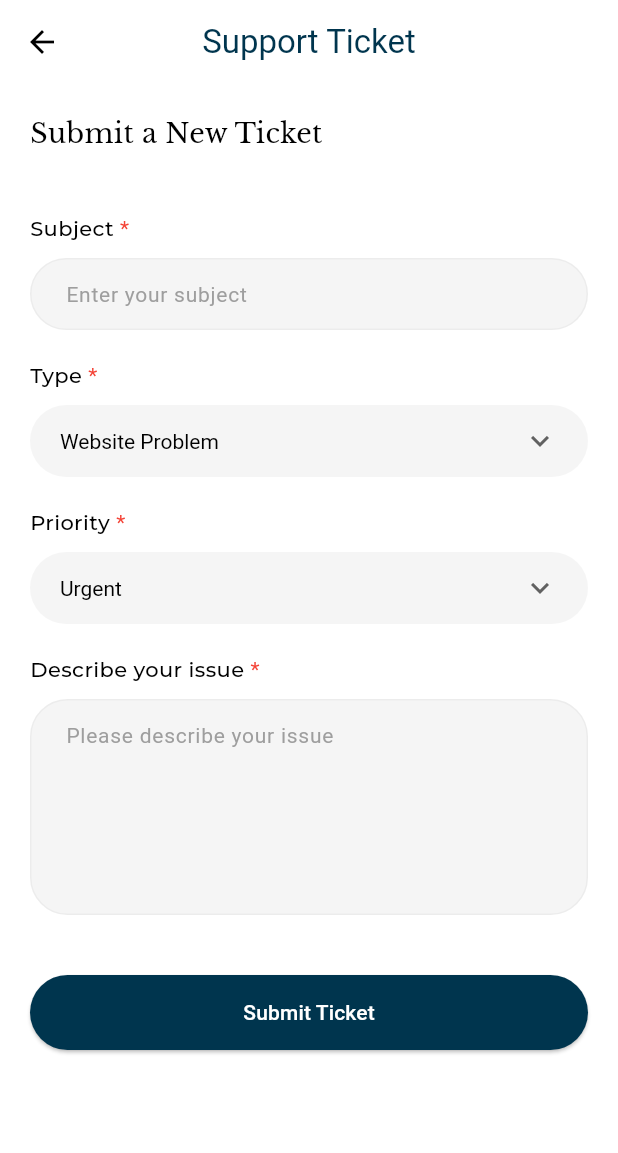
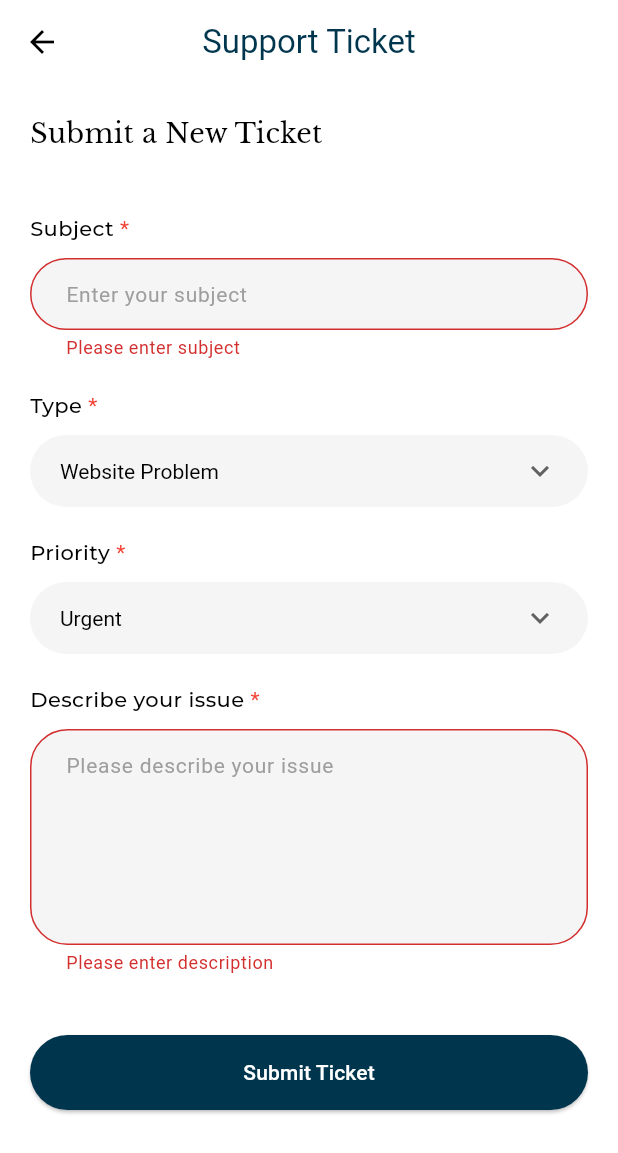
Before and after one commit to raheeldevninja/labees, a Flutter app: the SupportTicketScreen screen opened directly, after a tap on "Submit Ticket", on a phone screen of 412 x 824 dp. Shown: the top 1153 px of the screen. Run offline on Flutter 3.47's test engine with Material 3 defaults, Android fonts, the phone set to English and light mode, and no system bars; our stand-ins replace badges, cached_network_image, carousel_slider, file_picker, firebase_core, firebase_messaging and 15 more; missing offline and left inert: algolia; accounts and stored records are empty; generated files the repository leaves out were written again; project files that could hold a hidden picture were left out.

Commit message:
update default address, create ticket support, create ticket form validation

```diff
--- a/lib/core/util/apis.dart
+++ b/lib/core/util/apis.dart
@@ -51,6 +51,8 @@ class APIs {
   static const String faqs = 'faq';
   static const String footerSettings = 'config/footer-settings';
   static const String pageDetails = 'config/page-details';
+  static const String updateDefaultAddress = 'customer/address/change-default';
+  static const String createTicketSupport = 'customer/support-ticket/create';
 
 
 
--- a/lib/features/home/pages/account_page/widgets/addresses_list.dart
+++ b/lib/features/home/pages/account_page/widgets/addresses_list.dart
@@ -67,7 +67,7 @@ class AddressesList extends StatelessWidget {
                   crossAxisAlignment: CrossAxisAlignment.start,
                   children: [
                     Text(
-                      myAddresses[index].addressType!,
+                      '${myAddresses[index].addressType!} ${l10n.addressLabel} (${myAddresses[index].isBilling == 1 ? l10n.billingLabel : l10n.shippingLabel})',
                       style: const TextStyle(
                         fontSize: 14,
                         fontFamily: 'Libre Baskerville',
@@ -211,8 +211,8 @@ class AddressesList extends StatelessWidget {
                     //default address
                     !isDefault ? InkWell(
                       onTap: () async {
-                        //todo: call api to set default address
-                        //await checkoutProvider.getAllAddresses();
+                        await checkoutProvider.updateDefaultAddress(myAddresses[index].id!);
+                        await checkoutProvider.getAllAddresses();
                       },
                       child: Container(
                         padding: const EdgeInsets.all(8),
--- a/lib/features/home/view_model/home_provider.dart
+++ b/lib/features/home/view_model/home_provider.dart
@@ -240,7 +240,6 @@ class HomeProvider extends ChangeNotifier {
     childsList = cl;
 
     if(cl!.isNotEmpty) {
-
       print('adding first child: ${child.id}');
 
       childsList!.firstWhere((element) => element.name == child.name, orElse: () {
--- /dev/null
+++ b/lib/features/support_ticket/model/create_ticket_response.dart
@@ -0,0 +1,16 @@
+class CreateTicketResponse {
+  String? message;
+  bool? status;
+
+  CreateTicketResponse({this.message, this.status});
+
+  CreateTicketResponse.fromJson(Map<String, dynamic> json) {
+    message = json['message'];
+  }
+
+  Map<String, dynamic> toJson() {
+    final Map<String, dynamic> data = new Map<String, dynamic>();
+    data['message'] = this.message;
+    return data;
+  }
+}
--- /dev/null
+++ b/lib/features/support_ticket/model/ticket_support_data.dart
@@ -0,0 +1,32 @@
+class TicketSupportData {
+
+  String subject;
+  String type;
+  String priority;
+  String description;
+
+  TicketSupportData({
+    required this.subject,
+    required this.type,
+    required this.priority,
+    required this.description,
+  });
+
+  Map<String, dynamic> toJson() {
+    return {
+      'subject': subject,
+      'type': type,
+      'priority': priority,
+      'description': description,
+    };
+  }
+
+  factory TicketSupportData.fromJson(Map<String, dynamic> json) {
+    return TicketSupportData(
+      subject: json['subject'],
+      type: json['type'],
+      priority: json['priority'],
+      description: json['description'],
+    );
+  }
+}
--- a/lib/features/support_ticket/support_ticket_screen.dart
+++ b/lib/features/support_ticket/support_ticket_screen.dart
@@ -3,7 +3,8 @@ import 'package:flutter_gen/gen_l10n/app_localizations.dart';
 import 'package:labees/core/app/app_colors.dart';
 import 'package:labees/core/ui/simple_button.dart';
 import 'package:labees/core/ui/widgets.dart';
-import 'package:labees/features/settings/view_model/settings_provider.dart';
+import 'package:labees/features/support_ticket/model/ticket_support_data.dart';
+import 'package:labees/features/support_ticket/view_model/ticket_support_provider.dart';
 import 'package:provider/provider.dart';
 
 /*
@@ -21,6 +22,7 @@ class SupportTicketScreen extends StatefulWidget {
 
 class _SupportTicketScreenState extends State<SupportTicketScreen> {
 
+  final _formKey = GlobalKey<FormState>();
   final _subjectController = TextEditingController();
   final _descriptionController = TextEditingController();
 
@@ -60,12 +62,15 @@ class _SupportTicketScreenState extends State<SupportTicketScreen> {
 
   @override
   Widget build(BuildContext context) {
+
     final l10n = AppLocalizations.of(context)!;
-    final settingsProvider = Provider.of<SettingsProvider>(context);
+    final ticketSupportProvider = Provider.of<TicketSupportProvider>(context);
 
 
     return Scaffold(
+
       appBar: AppBar(
+        surfaceTintColor: Colors.transparent,
         backgroundColor: Colors.white,
         leading: IconButton(
           onPressed: () {
@@ -77,8 +82,9 @@ class _SupportTicketScreenState extends State<SupportTicketScreen> {
         title: Text(l10n.supportTicket,
             style: const TextStyle(color: AppColors.primaryColor)),
       ),
-      body: settingsProvider.getIsLoading ? const SizedBox() :
-      ListView(
+      body: Form(
+        key: _formKey,
+        child: ListView(
           padding: const EdgeInsets.symmetric(horizontal: 20, vertical: 20),
           children: [
 
@@ -106,6 +112,12 @@ class _SupportTicketScreenState extends State<SupportTicketScreen> {
                 focusNode: _subjectFocus,
                 controller: _subjectController,
                 maxLines: 1,
+                validator: (value) {
+                  if (value!.isEmpty) {
+                    return l10n.enterSubject;
+                  }
+                  return null;
+                },
                 decoration: InputDecoration(
                   filled: true,
                   fillColor: _subjectFocus.hasFocus
@@ -221,6 +233,12 @@ class _SupportTicketScreenState extends State<SupportTicketScreen> {
                 focusNode: _descriptionFocus,
                 controller: _descriptionController,
                 maxLines: 5,
+                validator: (value) {
+                  if (value!.isEmpty) {
+                    return l10n.enterDescription;
+                  }
+                  return null;
+                },
                 decoration: InputDecoration(
                   filled: true,
                   fillColor: _subjectFocus.hasFocus
@@ -257,6 +275,21 @@ class _SupportTicketScreenState extends State<SupportTicketScreen> {
                 text: l10n.submitTicketBtnText,
                 callback: () async {
 
+                  if (_formKey.currentState!.validate()) {
+
+                      //create ticket support
+                      TicketSupportData ticketSupportData = TicketSupportData(
+                        subject: _subjectController.text.trim(),
+                        type: selectedType,
+                        priority: selectedPriority,
+                        description: _descriptionController.text.trim(),
+                      );
+
+                      await ticketSupportProvider.createTicketSupport(context, ticketSupportData);
+
+                  }
+
+
                 },
               ),
             ),
@@ -264,6 +297,7 @@ class _SupportTicketScreenState extends State<SupportTicketScreen> {
             const SizedBox(height: 40),
 
           ],
+        ),
       ),
     );
   }
--- a/lib/l10n/app_ar.arb
+++ b/lib/l10n/app_ar.arb
@@ -281,6 +281,10 @@
     "typeLabel": "يكتب",
     "priorityLabel": "أولوية",
     "submitTicketBtnText": "قدم التذكرة",
-    "deliveryVATLabel": "ضريبة القيمة المضافة على التسليم"
+    "deliveryVATLabel": "ضريبة القيمة المضافة على التسليم",
+    "billingLabel": "الفواتير",
+    "shippingLabel": "شحن",
+    "enterSubject": "الرجاء إدخال الموضوع",
+    "enterDescription": "الرجاء إدخال الوصف"
 
 }
--- a/lib/l10n/app_en.arb
+++ b/lib/l10n/app_en.arb
@@ -282,6 +282,11 @@
     "typeLabel": "Type",
     "priorityLabel": "Priority",
     "submitTicketBtnText": "Submit Ticket",
-    "deliveryVATLabel": "Delivery VAT"
+    "deliveryVATLabel": "Delivery VAT",
+
+    "billingLabel": "Billing",
+    "shippingLabel": "Shipping",
+    "enterSubject": "Please enter subject",
+    "enterDescription": "Please enter description"
 
 }
--- a/lib/main.dart
+++ b/lib/main.dart
@@ -19,6 +19,7 @@ import 'package:labees/features/my_bag/view_model/cart_provider.dart';
 import 'package:labees/features/seller/view_model/seller_registration_provider.dart';
 import 'package:labees/features/settings/view_model/settings_provider.dart';
 import 'package:labees/features/splash/splash_screen.dart';
+import 'package:labees/features/support_ticket/view_model/ticket_support_provider.dart';
 import 'package:permission_handler/permission_handler.dart';
 import 'package:provider/provider.dart';
 
@@ -135,6 +136,7 @@ void main() async {
           ChangeNotifierProvider(create: (context) => LocaleProvider()),
           ChangeNotifierProvider(create: (context) => SellerRegistrationProvider()),
           ChangeNotifierProvider(create: (context) => SettingsProvider()),
+          ChangeNotifierProvider(create: (context) => TicketSupportProvider()),
         ],
         child: const MyApp()
     ),
```
Also changed, not shown: lib/core/models/default_address_response.dart (added, +17 -0 lines), lib/features/checkout/service/checkout_service.dart (+59 -0 lines), lib/features/checkout/view_model/checkout_provider.dart (+20 -0 lines), lib/features/support_ticket/ticket_support_service/ticket_support_service.dart (added, +72 -0 lines), lib/features/support_ticket/view_model/ticket_support_provider.dart (added, +47 -0 lines). Lines whose indentation alone changed are shown as unchanged.
